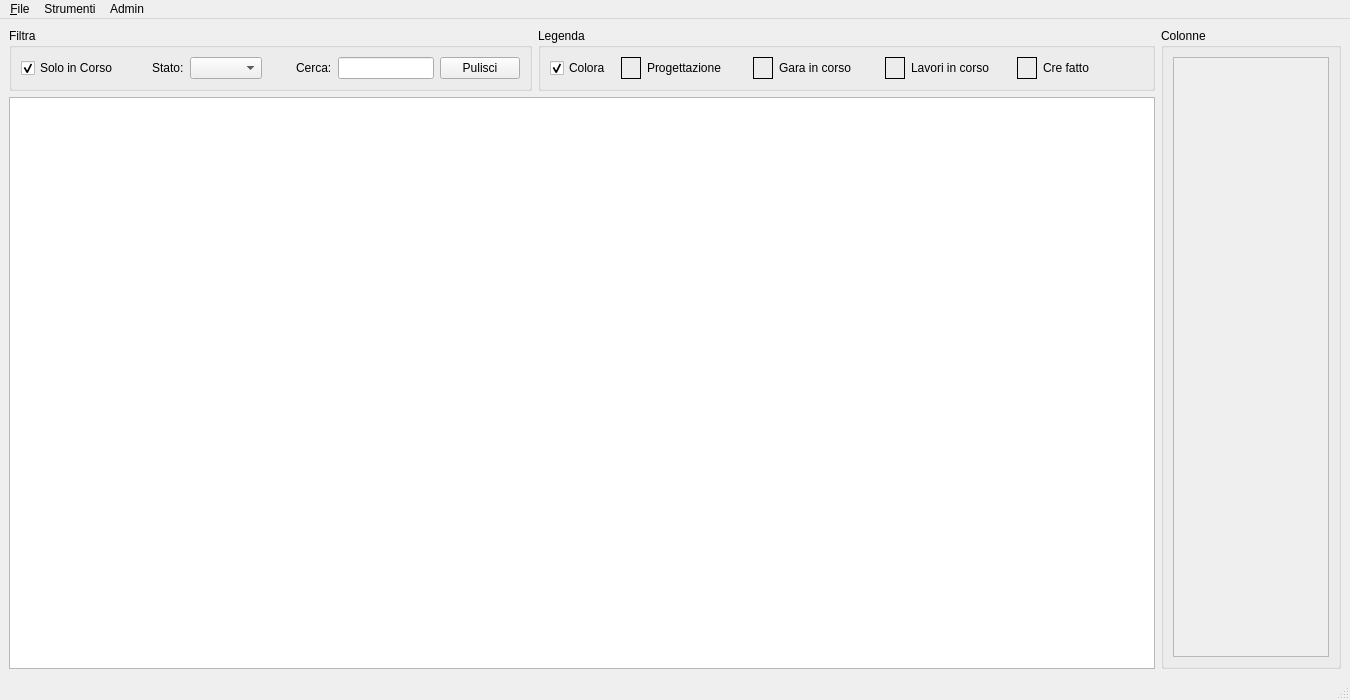
The window that mainwindow.ui (tarateo78/Praticometro) describes before a commit, drawn with Qt 5.
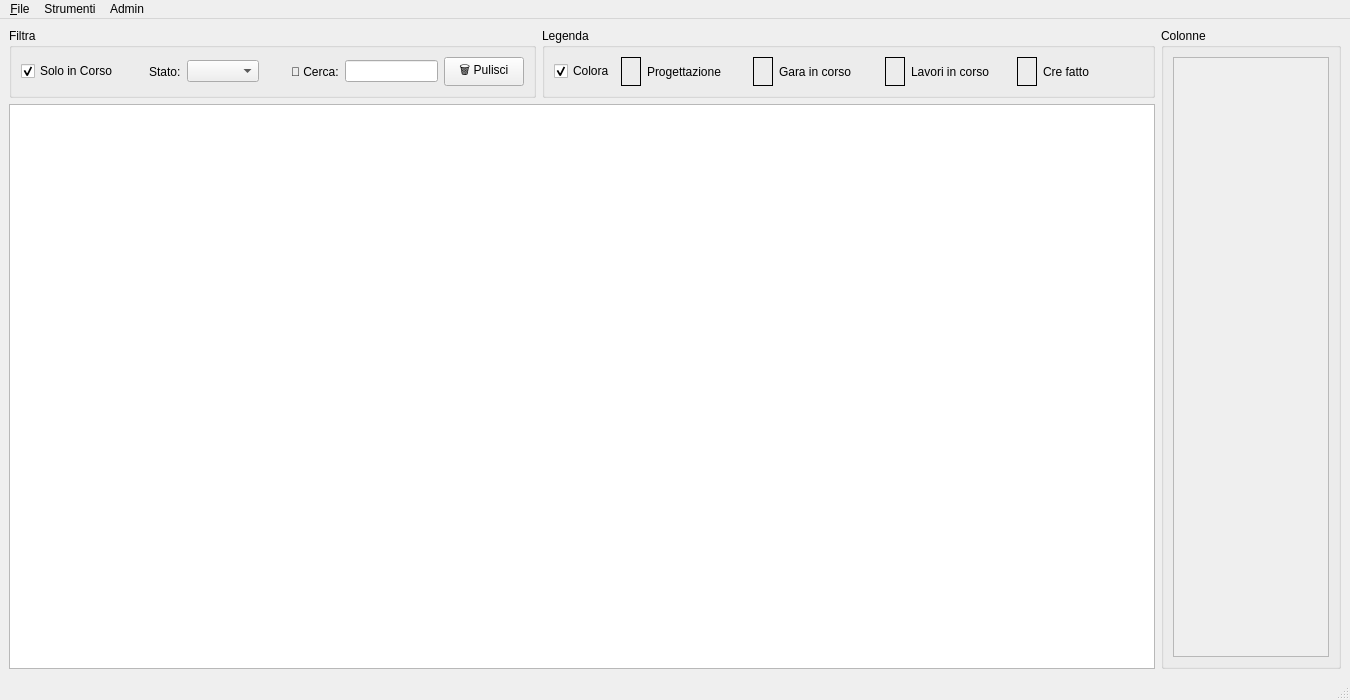
The same window after the commit.

The edit to the form file:
```diff
--- a/mainwindow.ui
+++ b/mainwindow.ui
@@ -82,7 +82,7 @@
                <item>
                 <widget class="QLabel" name="label">
                  <property name="text">
-                  <string>Cerca:</string>
+                  <string>🔎 Cerca:</string>
                  </property>
                 </widget>
                </item>
@@ -108,7 +108,7 @@
                   <bool>false</bool>
                  </property>
                  <property name="text">
-                  <string>Pulisci</string>
+                  <string>🗑 Pulisci</string>
                  </property>
                 </widget>
                </item>
```
Left out of the diff: 2 changed lines with no effect on the pictures.
